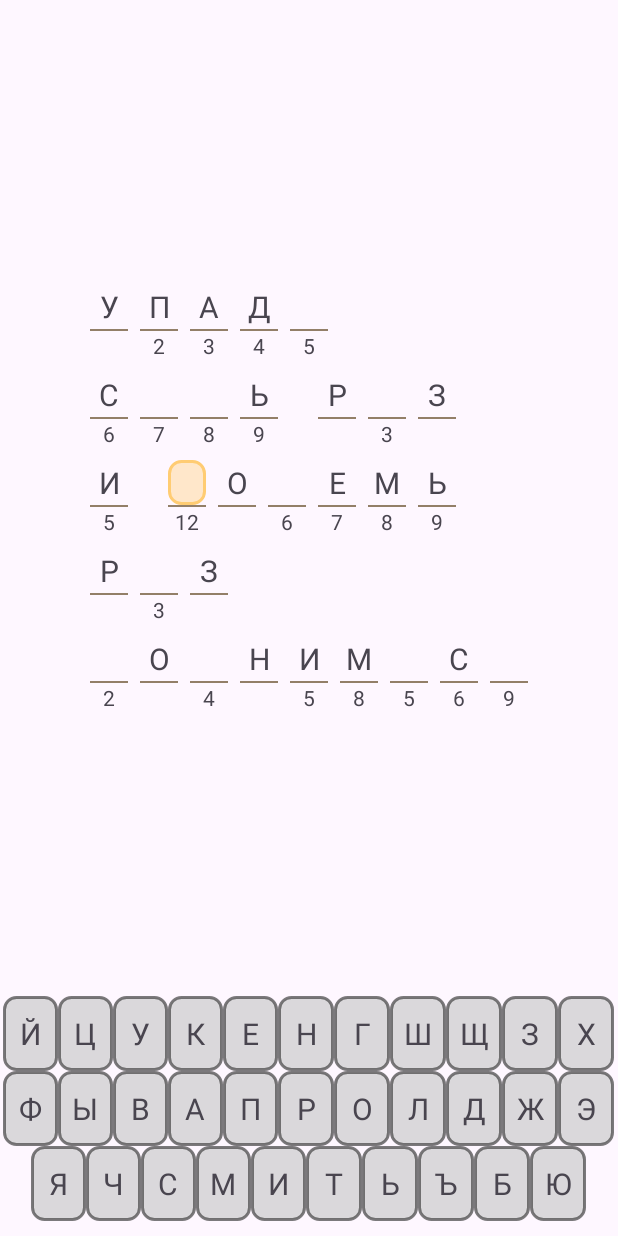
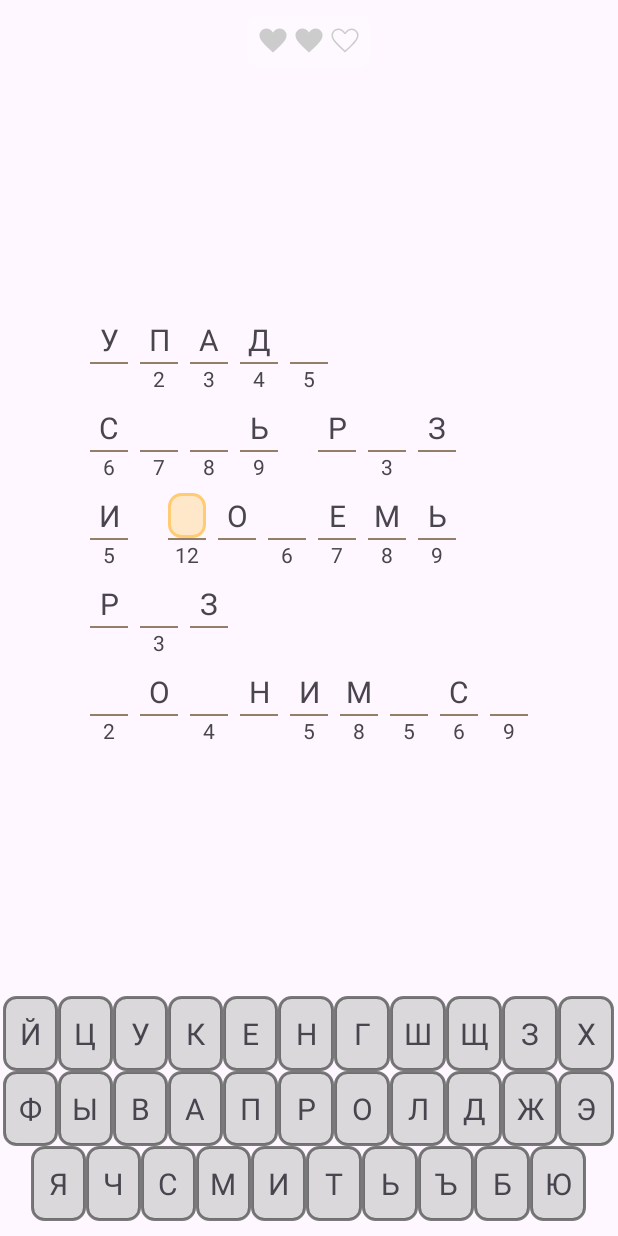
Before and after one commit to vadhub/Cryptogram, an Android app: the screen it shows after launch (MainActivity), after a tap on an icon or button, on a phone screen of 412 x 824 dp. Run offline under Robolectric (Android 15) with nearby library versions, the phone set to English and light mode, and no system bars; 1 other tap on this screen came first.

Commit message:
lives counter

```diff
--- a/app/src/main/java/com/abg/cryptogram/GameFragment.kt
+++ b/app/src/main/java/com/abg/cryptogram/GameFragment.kt
@@ -8,6 +8,7 @@ import android.view.LayoutInflater
 import android.view.View
 import android.view.ViewGroup
 import android.view.animation.AnimationUtils
+import android.widget.ImageView
 import android.widget.TextView
 import androidx.core.view.ancestors
 import androidx.recyclerview.widget.LinearLayoutManager
@@ -29,6 +30,9 @@ class GameFragment : Fragment() {
         val keyBoard = KeyBoard()
         val recyclerView: RecyclerView = view.findViewById(R.id.sentence_recycler)
         val wrongView: View = view.findViewById(R.id.wrong)
+        val livesView: View = view.findViewById(R.id.lives)
+        val lives = Lives()
+        lives.setLivesView(livesView)
         val animationFadeOut = AnimationUtils.loadAnimation(context, R.anim.fade_out)
         val game = Game {
             when(it) {
@@ -70,6 +74,7 @@ class GameFragment : Fragment() {
                 game.setNextSelect(list)
                 wordAdapter.setSentences(list)
             } else {
+                lives.setLives(game.minusHilth())
                 wrongView.animate()
                     .setStartDelay(100)
                     .alpha(1f)
--- a/app/src/main/java/com/abg/cryptogram/KeyBoard.kt
+++ b/app/src/main/java/com/abg/cryptogram/KeyBoard.kt
@@ -1,6 +1,5 @@
 package com.abg.cryptogram
 
-import android.graphics.drawable.Drawable
 import android.graphics.drawable.TransitionDrawable
 import android.view.View
 import android.widget.TextView
--- /dev/null
+++ b/app/src/main/java/com/abg/cryptogram/Lives.kt
@@ -0,0 +1,42 @@
+package com.abg.cryptogram
+
+import android.view.View
+import android.widget.ImageView
+
+class Lives {
+
+    private lateinit var live1: ImageView
+    private lateinit var live2: ImageView
+    private lateinit var live3: ImageView
+
+    fun setLivesView(lives: View) {
+        live1 = lives.findViewById(R.id.lives_1)
+        live2 = lives.findViewById(R.id.lives_2)
+        live3 = lives.findViewById(R.id.lives_3)
+    }
+
+    fun setLives(countLive: Int) {
+        when (countLive) {
+            3 -> {
+                live1.setImageDrawable(live1.context.getDrawable(R.drawable.favorite_24dp_cccccc_fill1_wght200_grad0_opsz24))
+                live2.setImageDrawable(live2.context.getDrawable(R.drawable.favorite_24dp_cccccc_fill1_wght200_grad0_opsz24))
+                live3.setImageDrawable(live3.context.getDrawable(R.drawable.favorite_24dp_cccccc_fill1_wght200_grad0_opsz24))
+            }
+            2 -> {
+                live1.setImageDrawable(live1.context.getDrawable(R.drawable.favorite_24dp_cccccc_fill1_wght200_grad0_opsz24))
+                live2.setImageDrawable(live2.context.getDrawable(R.drawable.favorite_24dp_cccccc_fill1_wght200_grad0_opsz24))
+                live3.setImageDrawable(live3.context.getDrawable(R.drawable.favorite_24dp_cccccc_fill0_wght200_grad0_opsz24))
+            }
+            1 -> {
+                live1.setImageDrawable(live1.context.getDrawable(R.drawable.favorite_24dp_cccccc_fill1_wght200_grad0_opsz24))
+                live2.setImageDrawable(live2.context.getDrawable(R.drawable.favorite_24dp_cccccc_fill0_wght200_grad0_opsz24))
+                live3.setImageDrawable(live3.context.getDrawable(R.drawable.favorite_24dp_cccccc_fill0_wght200_grad0_opsz24))
+            }
+            0 -> {
+                live1.setImageDrawable(live1.context.getDrawable(R.drawable.favorite_24dp_cccccc_fill0_wght200_grad0_opsz24))
+                live2.setImageDrawable(live2.context.getDrawable(R.drawable.favorite_24dp_cccccc_fill0_wght200_grad0_opsz24))
+                live3.setImageDrawable(live3.context.getDrawable(R.drawable.favorite_24dp_cccccc_fill0_wght200_grad0_opsz24))
+            }
+        }
+    }
+}
--- a/app/src/main/java/com/abg/cryptogram/model/Game.kt
+++ b/app/src/main/java/com/abg/cryptogram/model/Game.kt
@@ -24,11 +24,12 @@ class Game(private val gameStatus: (StatusGame) -> Unit) {
         this.letter = letter
     }
 
-    fun setHilth(hilth: Int) {
+    fun minusHilth() : Int {
+        hilth -= 1
         if (hilth <= 0) {
             gameStatus.invoke(StatusGame.GAME_OVER)
         }
-        this.hilth = hilth
+        return hilth
     }
 
     /**
--- /dev/null
+++ b/app/src/main/res/drawable/favorite_24dp_cccccc_fill0_wght200_grad0_opsz24.xml
@@ -0,0 +1,9 @@
+<vector xmlns:android="http://schemas.android.com/apk/res/android"
+    android:width="24dp"
+    android:height="24dp"
+    android:viewportWidth="960"
+    android:viewportHeight="960">
+  <path
+      android:pathData="m480,786.15 l-30.31,-27.38q-97.92,-89.46 -162,-153.15 -64.07,-63.7 -101.15,-112.35 -37.08,-48.65 -51.81,-88.04Q120,365.85 120,326q0,-76.31 51.85,-128.15Q223.69,146 300,146q52.77,0 99,27t81,78.54Q514.77,200 561,173q46.23,-27 99,-27 76.31,0 128.15,51.85Q840,249.69 840,326q0,39.85 -14.73,79.23 -14.73,39.39 -51.81,88.04 -37.08,48.65 -100.77,112.35Q609,669.31 510.31,758.77L480,786.15ZM480,732q96,-86.77 158,-148.65 62,-61.89 98,-107.39t50,-80.61q14,-35.12 14,-69.35 0,-60 -40,-100t-100,-40q-47.77,0 -88.15,27.27 -40.39,27.27 -72.31,82.11h-39.08q-32.69,-55.61 -72.69,-82.5Q347.77,186 300,186q-59.23,0 -99.62,40Q160,266 160,326q0,34.23 14,69.35 14,35.11 50,80.61t98,107q62,61.5 158,149.04ZM480,459Z"
+      android:fillColor="#CCCCCC"/>
+</vector>
--- /dev/null
+++ b/app/src/main/res/drawable/favorite_24dp_cccccc_fill1_wght200_grad0_opsz24.xml
@@ -0,0 +1,9 @@
+<vector xmlns:android="http://schemas.android.com/apk/res/android"
+    android:width="24dp"
+    android:height="24dp"
+    android:viewportWidth="960"
+    android:viewportHeight="960">
+  <path
+      android:pathData="m480,786.15 l-30.31,-27.38q-97.92,-89.46 -162,-153.15 -64.07,-63.7 -101.15,-112.35 -37.08,-48.65 -51.81,-88.04Q120,365.85 120,326q0,-76.31 51.85,-128.15Q223.69,146 300,146q52.77,0 99,27t81,78.54Q514.77,200 561,173q46.23,-27 99,-27 76.31,0 128.15,51.85Q840,249.69 840,326q0,39.85 -14.73,79.23 -14.73,39.39 -51.81,88.04 -37.08,48.65 -100.77,112.35Q609,669.31 510.31,758.77L480,786.15Z"
+      android:fillColor="#CCCCCC"/>
+</vector>
--- /dev/null
+++ b/app/src/main/res/drawable/round_square_translucent.xml
@@ -0,0 +1,5 @@
+<?xml version="1.0" encoding="utf-8"?>
+<shape xmlns:android="http://schemas.android.com/apk/res/android">
+    <solid android:color="@color/white_translucent" />
+    <corners android:radius="8dp"/>
+</shape>
--- a/app/src/main/res/layout/fragment_game.xml
+++ b/app/src/main/res/layout/fragment_game.xml
@@ -8,12 +8,24 @@
     tools:context=".GameFragment">
 
     <FrameLayout
+        android:id="@+id/livesWrap"
+        app:layout_constraintTop_toTopOf="parent"
+        android:layout_marginTop="10dp"
+        android:layout_marginBottom="10dp"
+        android:layout_width="match_parent"
+        android:layout_height="wrap_content">
+        <include
+            android:id="@+id/lives"
+            layout="@layout/lives" />
+    </FrameLayout>
+
+    <FrameLayout
         android:layout_width="match_parent"
         android:layout_height="0dp"
         app:layout_constraintBottom_toTopOf="@+id/keyboardWrap"
         app:layout_constraintStart_toStartOf="parent"
         app:layout_constraintEnd_toEndOf="parent"
-        app:layout_constraintTop_toTopOf="parent">
+        app:layout_constraintTop_toBottomOf="@id/livesWrap">
         <androidx.recyclerview.widget.RecyclerView
             android:id="@+id/sentence_recycler"
             tools:itemCount="1"
--- /dev/null
+++ b/app/src/main/res/layout/lives.xml
@@ -0,0 +1,32 @@
+<?xml version="1.0" encoding="utf-8"?>
+<LinearLayout xmlns:android="http://schemas.android.com/apk/res/android"
+    xmlns:tools="http://schemas.android.com/tools"
+    android:orientation="horizontal"
+    android:background="@drawable/round_square_translucent"
+    android:padding="5dp"
+    android:layout_gravity="center_horizontal"
+    android:layout_width="wrap_content"
+    android:layout_height="wrap_content">
+    <TextView
+        android:id="@+id/countLives"
+        tools:text="3x"
+        android:textSize="17sp"
+        android:layout_width="wrap_content"
+        android:layout_height="wrap_content"/>
+    <ImageView
+        android:id="@+id/lives_1"
+        android:src="@drawable/favorite_24dp_cccccc_fill1_wght200_grad0_opsz24"
+        android:layout_width="wrap_content"
+        android:layout_height="wrap_content"/>
+    <ImageView
+        android:id="@+id/lives_2"
+        android:src="@drawable/favorite_24dp_cccccc_fill1_wght200_grad0_opsz24"
+        android:layout_width="wrap_content"
+        android:layout_height="wrap_content"/>
+    <ImageView
+        android:id="@+id/lives_3"
+        android:src="@drawable/favorite_24dp_cccccc_fill1_wght200_grad0_opsz24"
+        android:layout_width="wrap_content"
+        android:layout_height="wrap_content"/>
+
+</LinearLayout>
--- a/app/src/main/res/values/colors.xml
+++ b/app/src/main/res/values/colors.xml
@@ -2,6 +2,7 @@
 <resources>
     <color name="black">#FF000000</color>
     <color name="white">#FFFFFFFF</color>
+    <color name="white_translucent">#37FFFFFF</color>
     <color name="gray_alpha_20">#32757575</color>
 
     <color name="beige">#FFCC73</color>
```
